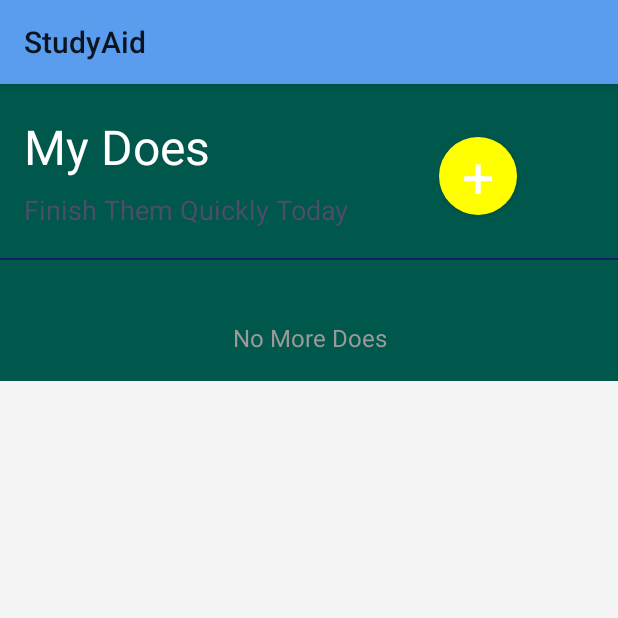
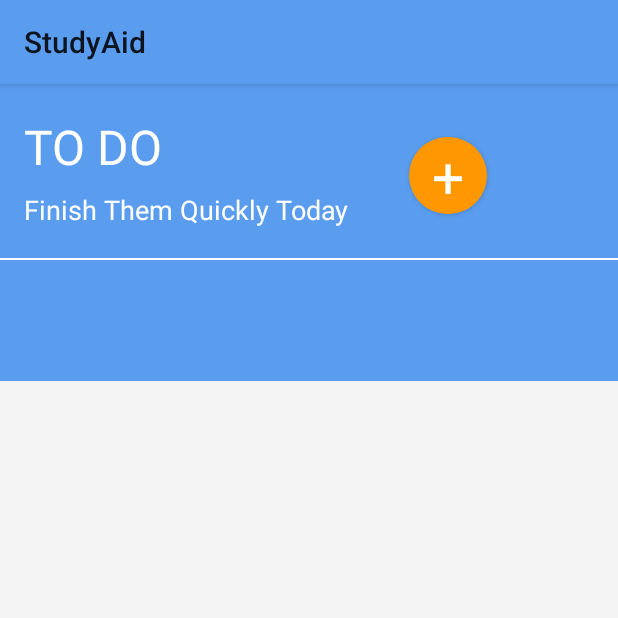
Before and after one commit to FranciscaMasombo/FYP, an Android app: the ToDo_Activity screen opened directly, with no data from a screen before it, on a phone screen of 412 x 824 dp, the top half of it. Run offline under Robolectric (Android 15) with nearby library versions, the phone set to English and light mode, and no system bars; our stand-ins replace Firebase (no records; nobody signed in at launch, a user with empty details on screens opened directly); 6 statements that could not run were skipped.

Commit message:
Todo list is working

```diff
--- a/app/src/main/AndroidManifest.xml
+++ b/app/src/main/AndroidManifest.xml
@@ -28,8 +28,10 @@
         <activity
             android:name=".ToDo.ToDo_Activity"
             android:theme="@style/ThemeToDo" />
-        <activity android:name=".ToDo.NewTaskAct" />
-        <activity android:name="ie.fran.fyp.ToDo.EditTaskDesk" />
+        <activity android:name=".ToDo.NewTaskAct"
+            android:theme="@style/ThemeToDo" />
+        <activity android:name="ie.fran.fyp.ToDo.EditTaskDesk"
+            android:theme="@style/ThemeToDo" />
             android:name=".Scanner_Activity"
             android:theme="@style/ThemeScanner" />
         <activity
--- a/app/src/main/java/ie/fran/fyp/ToDo/ToDo_Activity.java
+++ b/app/src/main/java/ie/fran/fyp/ToDo/ToDo_Activity.java
@@ -38,7 +38,7 @@ public class ToDo_Activity extends AppCompatActivity {
 
         titlepage = findViewById(R.id.titlepage);
         subtitlepage = findViewById(R.id.subtitlepage);
-        endpage = findViewById(R.id.endpage);
+      //  endpage = findViewById(R.id.endpage);
 
         btnAddNew = findViewById(R.id.btnAddNew);
 
@@ -49,7 +49,7 @@ public class ToDo_Activity extends AppCompatActivity {
         // customize font
         titlepage.setTypeface(MMedium);
         subtitlepage.setTypeface(MLight);
-        endpage.setTypeface(MLight);
+       // endpage.setTypeface(MLight);
 
         btnAddNew.setTypeface(MLight);
 
--- a/app/src/main/res/drawable/bgbtncancel.xml
+++ b/app/src/main/res/drawable/bgbtncancel.xml
@@ -2,7 +2,7 @@
 <shape xmlns:android="http://schemas.android.com/apk/res/android">
 
     <solid
-        android:color="#DDDDDD"
+        android:color="#08A80D"
         />
     <corners
         android:radius="8dp"
--- a/app/src/main/res/drawable/bgbtncreate.xml
+++ b/app/src/main/res/drawable/bgbtncreate.xml
@@ -2,7 +2,7 @@
 <shape xmlns:android="http://schemas.android.com/apk/res/android">
 
     <solid
-        android:color="#F63EA5"
+        android:color="#FF9800"
         />
     <corners
         android:radius="8dp"
--- a/app/src/main/res/drawable/bgbtnnew.xml
+++ b/app/src/main/res/drawable/bgbtnnew.xml
@@ -2,7 +2,7 @@
 <shape xmlns:android="http://schemas.android.com/apk/res/android">
 
     <solid
-        android:color="#ffff00"
+        android:color="#FF9800"
         />
 
     <corners
--- a/app/src/main/res/layout/activity_to_do_.xml
+++ b/app/src/main/res/layout/activity_to_do_.xml
@@ -11,61 +11,61 @@
 
 
     <LinearLayout
-        android:orientation="vertical"
         android:layout_width="match_parent"
-        android:background="@color/colorPrimaryDark"
-        android:layout_height="198dp">
+        android:layout_height="198dp"
+        android:background="@color/darkblue"
+        android:orientation="vertical">
 
         <LinearLayout
-            android:orientation="horizontal"
             android:layout_width="match_parent"
-            android:layout_height="wrap_content">
+            android:layout_height="wrap_content"
+            android:orientation="horizontal">
 
             <LinearLayout
+                android:layout_width="wrap_content"
+                android:layout_height="wrap_content"
                 android:layout_marginLeft="16dp"
-                android:orientation="vertical"
-                android:layout_width="wrap_content"
-                android:layout_height="wrap_content">
+                android:orientation="vertical">
 
                 <TextView
                     android:id="@+id/titlepage"
+                    android:layout_width="match_parent"
+                    android:layout_height="wrap_content"
                     android:layout_marginTop="20dp"
-                    android:textSize="32sp"
+                    android:text="TO DO"
                     android:textColor="#FFF"
-                    android:text="My Does"
-                    android:layout_width="match_parent"
-                    android:layout_height="wrap_content" />
+                    android:textSize="32sp" />
 
                 <TextView
                     android:id="@+id/subtitlepage"
-                    android:textSize="18sp"
-                    android:textColor="#4A4E6A"
+                    android:layout_width="match_parent"
+                    android:layout_height="wrap_content"
                     android:layout_marginTop="8dp"
                     android:text="Finish Them Quickly Today"
-                    android:layout_width="match_parent"
-                    android:layout_height="wrap_content" />
+                    android:textColor="@color/white"
+                    android:textSize="18sp" />
 
             </LinearLayout>
 
             <Button
+                android:id="@+id/btnAddNew"
+                android:layout_width="52dp"
+                android:layout_height="wrap_content"
+                android:layout_marginLeft="40dp"
                 android:layout_marginTop="35dp"
-                android:layout_marginLeft="60dp"
-                android:id="@+id/btnAddNew"
+                android:background="@drawable/bgbtnnew"
                 android:text="+"
-                android:background="@drawable/bgbtnnew"
-                android:textSize="38sp"
+                android:textAlignment="center"
                 android:textColor="#FFF"
-                android:textAlignment="center"
-                android:layout_width="52dp"
-                android:layout_height="52dp" />
+                android:textSize="38sp" />
 
         </LinearLayout>
 
         <View
+            android:layout_width="match_parent"
+            android:layout_height="1dp"
             android:layout_marginTop="20dp"
-            android:layout_width="match_parent"
-            android:background="#131E69"
-            android:layout_height="1dp" />
+            android:background="@color/white" />
 
     </LinearLayout>
 
@@ -79,15 +79,5 @@
 
     </android.support.v7.widget.RecyclerView>
 
-    <TextView
-        android:id="@+id/endpage"
-        android:textSize="16sp"
-        android:textColor="#9A9A9A"
-        android:layout_marginTop="20dp"
-        android:text="No More Does"
-        android:textAlignment="center"
-        android:layout_width="match_parent"
-        android:layout_height="wrap_content" />
-
 
 </LinearLayout>
--- a/app/src/main/res/values/colors.xml
+++ b/app/src/main/res/values/colors.xml
@@ -15,9 +15,9 @@
     <color name="green">#48D26B</color>
     <color name="green_dark">#36b957</color>
     <color name="blue">#48DFE1</color>
-    <color name="blue_dark">#37c4c6</color>
+    <color name="blue_dark">#37C4C6</color>
     <color name="darkblue">#5A9CEE</color>
-    <color name="darkblue_dark">#417eca</color>
+    <color name="darkblue_dark">#417ECA</color>
     <color name="darkviolet">#7E50F1</color>
     <color name="darkviolet_dark">#683dd4</color>
     <color name="violet">#D65AEE</color>
```
Also changed, not shown: 265 other files.
